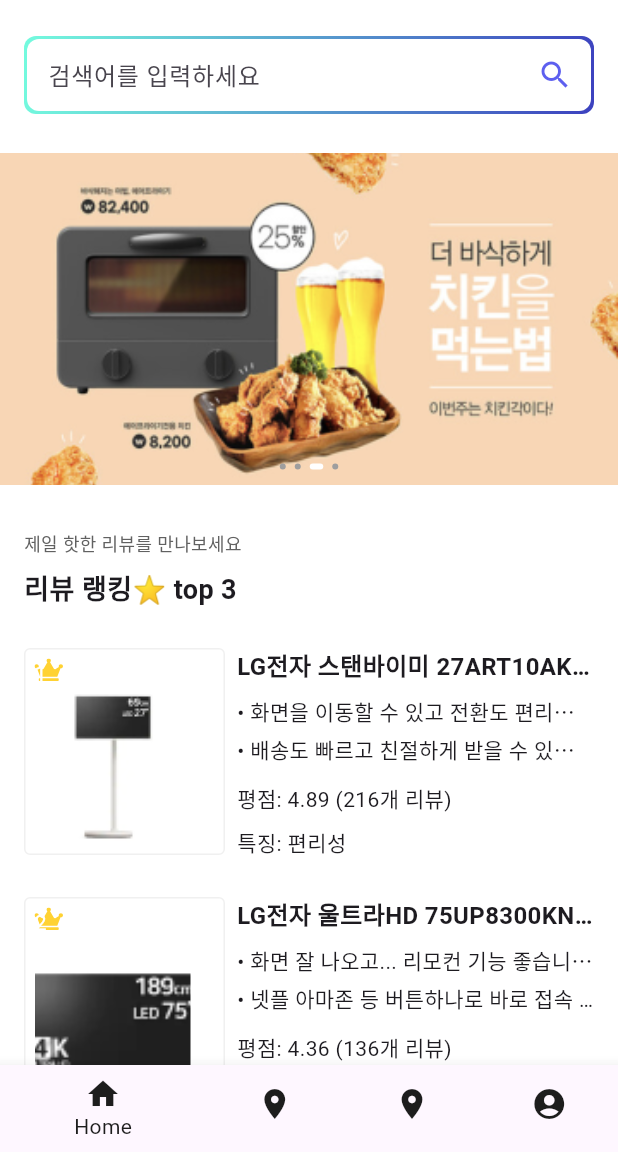
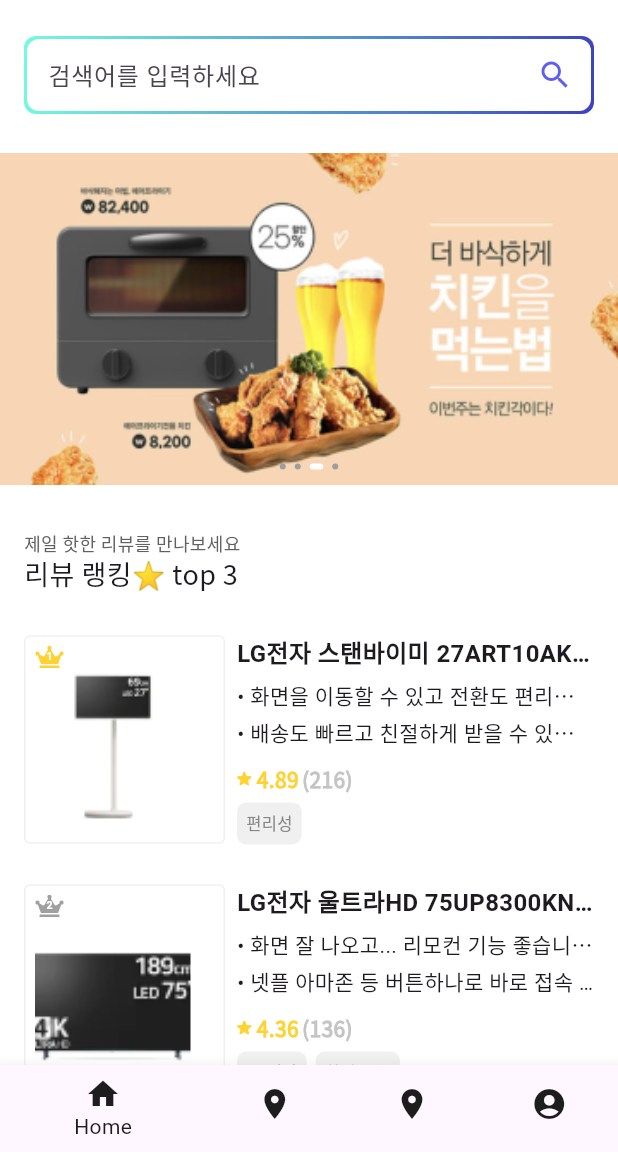
Before and after one commit to IzraelAA/hyperhire_mobile, a Flutter app: the screen it shows after launch, on a phone screen of 412 x 824 dp, the part 84-1236 px from its top. Run offline on Flutter 3.47's test engine with Material 3 defaults, Android fonts, the phone set to English and light mode, and no system bars; our stand-ins replace flutter_svg, google_fonts.

Commit message:
feat(home): finishing top three products section

```diff
--- a/lib/features/dashboard/presentation/widgets/title_section.dart
+++ b/lib/features/dashboard/presentation/widgets/title_section.dart
@@ -1,4 +1,6 @@
 import 'package:flutter/material.dart';
+import 'package:hyperhire/utils/app_color.dart';
+import 'package:hyperhire/utils/app_text_style.dart';
 
 class TitleSection extends StatelessWidget {
   final String title;
@@ -20,18 +22,14 @@ class TitleSection extends StatelessWidget {
         mainAxisAlignment: MainAxisAlignment.start,
         crossAxisAlignment: CrossAxisAlignment.start,
         children: [
-          Text(
-            title,
-            style: const TextStyle(
-              fontSize: 12,
-              fontWeight: FontWeight.w400,
-              color: Color(0xff616161),
-            ),
-          ),
-          const SizedBox(height: 8),
+          Text(title,
+              style: AppTextStyle().notoSansBody(
+                fontSize: 12,
+                color: AppColor.greyProfile,
+              )),
           Text(
             subtitle,
-            style: const TextStyle(fontSize: 18, fontWeight: FontWeight.bold),
+            style: AppTextStyle().notoSansHeading(),
           ),
         ],
       ),
--- a/lib/features/dashboard/presentation/widgets/top_three_products.dart
+++ b/lib/features/dashboard/presentation/widgets/top_three_products.dart
@@ -2,6 +2,7 @@ import 'package:flutter/material.dart';
 import 'package:flutter_svg/flutter_svg.dart';
 import 'package:hyperhire/features/dashboard/presentation/widgets/title_section.dart';
 import 'package:hyperhire/utils/app_color.dart';
+import 'package:hyperhire/utils/app_text_style.dart';
 
 class TopThreeProducts extends StatelessWidget {
   const TopThreeProducts({super.key});
@@ -29,7 +30,7 @@ class TopThreeProducts extends StatelessWidget {
             ],
             rating: 4.89,
             reviewsCount: 216,
-            feature: '편리성',
+            features: ['편리성'],
             image: 'assets/images/product_1.png',
           ),
           const SizedBox(height: 26),
@@ -46,7 +47,7 @@ class TopThreeProducts extends StatelessWidget {
             ],
             rating: 4.36,
             reviewsCount: 136,
-            feature: '고화질',
+            features: ['LG전자', '화질 좋음'],
             image: 'assets/images/product_2.png',
           ),
           const SizedBox(height: 26),
@@ -63,7 +64,7 @@ class TopThreeProducts extends StatelessWidget {
             ],
             rating: 3.98,
             reviewsCount: 98,
-            feature: '가성비',
+            features: ['가성비', '반응속도 빠름'],
             image: 'assets/images/product_3.png',
           ),
         ],
@@ -77,28 +78,38 @@ class TopThreeProducts extends StatelessWidget {
     required List<String> review,
     required double rating,
     required int reviewsCount,
-    required String feature,
+    required List<String> features,
     required String image,
   }) {
     return Row(
-      crossAxisAlignment: CrossAxisAlignment.start,
+      crossAxisAlignment: CrossAxisAlignment.center,
       children: [
         Container(
           padding: const EdgeInsets.all(6),
           decoration: BoxDecoration(
-              border: Border.all(color: AppColor.liteGray),
-              borderRadius: BorderRadius.circular(4)),
+            border: Border.all(color: AppColor.liteGray),
+            borderRadius: BorderRadius.circular(4),
+          ),
           child: Column(
             crossAxisAlignment: CrossAxisAlignment.start,
             children: [
               Stack(
+                alignment: Alignment.center,
                 children: [
-                  SvgPicture.asset("assets/svg/crown.svg"),
-                  Center(
-                      child: Text(
+                  const SizedBox(
+                    width: 20,
+                    height: 15,
+                  ),
+                  SvgPicture.asset(
+                    "assets/svg/crown.svg",
+                    color: getCrownColor(number),
+                  ),
+                  Text(
                     number.toString(),
-                    style: const TextStyle(color: Colors.white),
-                  ))
+                    textAlign: TextAlign.center,
+                    style:
+                        AppTextStyle().robotoDescription(color: AppColor.white),
+                  ),
                 ],
               ),
               Container(
@@ -113,6 +124,9 @@ class TopThreeProducts extends StatelessWidget {
                   ),
                 ),
               ),
+              const SizedBox(
+                height: 6,
+              )
             ],
           ),
         ),
@@ -131,7 +145,7 @@ class TopThreeProducts extends StatelessWidget {
                   fontWeight: FontWeight.bold,
                 ),
               ),
-              const SizedBox(height: 8),
+              const SizedBox(height: 6),
               Column(
                 crossAxisAlignment: CrossAxisAlignment.start,
                 children: review
@@ -149,15 +163,55 @@ class TopThreeProducts extends StatelessWidget {
                         ))
                     .toList(),
               ),
-              const SizedBox(height: 8),
-              Text(
-                '평점: $rating ($reviewsCount개 리뷰)',
-                style: const TextStyle(fontSize: 14),
+              const SizedBox(height: 6),
+              Row(
+                children: [
+                  SvgPicture.asset(
+                    'assets/svg/star.svg',
+                    height: 10,
+                    width: 10,
+                  ),
+                  const SizedBox(
+                    width: 3,
+                  ),
+                  Text(
+                    '$rating',
+                    style: AppTextStyle().notoSansTitle(
+                      color: AppColor.yellowStar,
+                    ),
+                  ),
+                  const SizedBox(
+                    width: 2,
+                  ),
+                  Text(
+                    '($reviewsCount)',
+                    style:
+                        AppTextStyle().notoSansTitle(color: AppColor.textGray),
+                  ),
+                ],
               ),
-              const SizedBox(height: 8),
-              Text(
-                '특징: $feature',
-                style: const TextStyle(fontSize: 14),
+              const SizedBox(height: 6),
+              Wrap(
+                spacing: 6.0,
+                runSpacing: 6.0,
+                children: features
+                    .map(
+                      (feature) => Container(
+                        decoration: BoxDecoration(
+                          borderRadius: BorderRadius.circular(6),
+                          color: AppColor.liteGray,
+                        ),
+                        padding: const EdgeInsets.all(6),
+                        child: Text(
+                          feature,
+                          style: AppTextStyle().notoSansBody(
+                            color: AppColor.demiGray,
+                            fontSize: 11,
+                          ),
+                        ),
+                      ),
+                    )
+                    .toList(),
               ),
             ],
           ),
@@ -165,4 +219,17 @@ class TopThreeProducts extends StatelessWidget {
       ],
     );
   }
+
+  Color getCrownColor(int number) {
+    switch (number) {
+      case 1:
+        return AppColor.yellowStar;
+      case 2:
+        return AppColor.silverCrown;
+      case 3:
+        return AppColor.bronzeCrown;
+      default:
+        return Colors.black; // Default color if needed
+    }
+  }
 }
--- a/lib/utils/app_color.dart
+++ b/lib/utils/app_color.dart
@@ -9,6 +9,7 @@ class AppColor {
   static Color greyReview = const Color(0xFFA0A0A0);
   static Color greyProfile = const Color(0xFF616161);
   static Color demiGray = const Color(0xFF868686);
+  static Color textGray = const Color(0xFFC4C4C4);
   static Color liteGray = const Color(0xFFF0F0F0);
   static Color greyReviewDuplicate = const Color(0xFFA0A0A0);
   static Color midGray = const Color(0xFFD9D9D9);
--- a/lib/utils/app_text_style.dart
+++ b/lib/utils/app_text_style.dart
@@ -3,18 +3,20 @@ import 'package:google_fonts/google_fonts.dart';
 
 class AppTextStyle {
   // Noto Sans KR styles
-  TextStyle notoSansBody({Color? color,double? fontSize}) => GoogleFonts.notoSansKr(
+  TextStyle notoSansBody({Color? color, double? fontSize}) =>
+      GoogleFonts.notoSansKr(
         textStyle: TextStyle(
           color: color,
-      fontSize: fontSize ??12, // Ubah ukuran font menjadi 12
+          fontSize: fontSize ?? 12, // Ubah ukuran font menjadi 12
           fontWeight: FontWeight.w400,
         ),
       );
 
-  TextStyle notoSansHeading({Color? color}) => GoogleFonts.notoSansKr(
+  TextStyle notoSansHeading({Color? color, double? fontSize}) =>
+      GoogleFonts.notoSansKr(
         textStyle: TextStyle(
           color: color,
-      fontSize: 18, // Ubah ukuran font menjadi 18
+          fontSize: fontSize ?? 18, // Ubah ukuran font menjadi 18
           fontWeight: FontWeight.w500,
         ),
       );
```
Also changed, not shown: lib/features/dashboard/presentation/widgets/top_user_list.dart (+10 -3 lines), lib/features/profile/presentation/pages/profile_page.dart (added, +140 -0 lines). Lines whose indentation alone changed are shown as unchanged.
